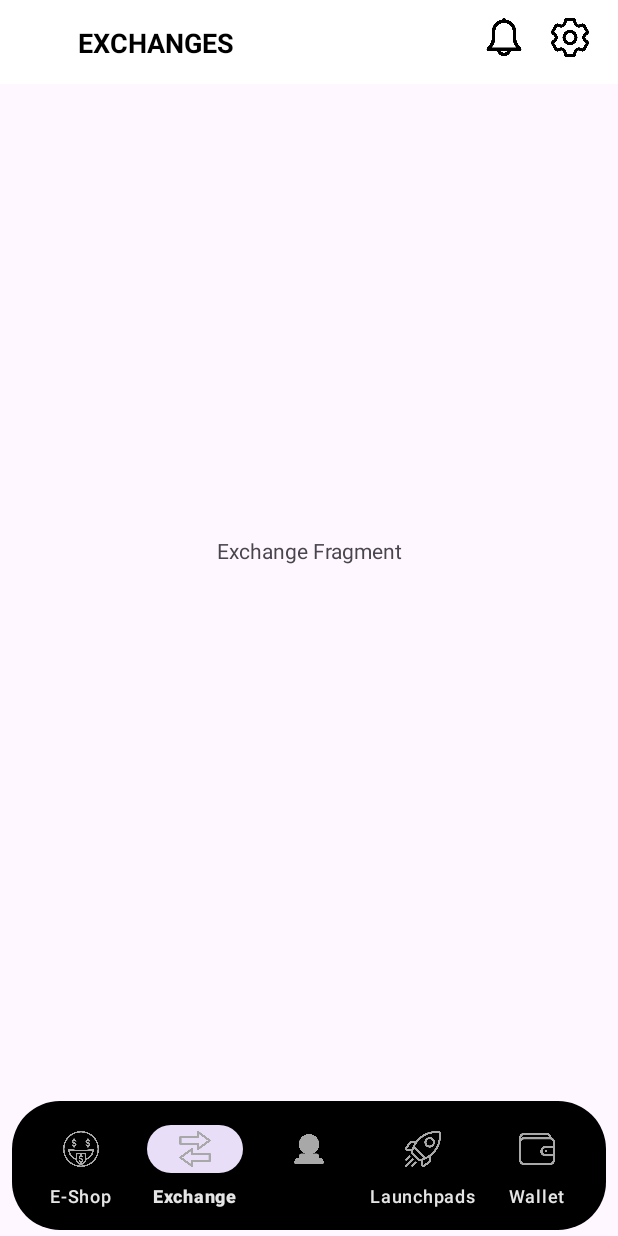
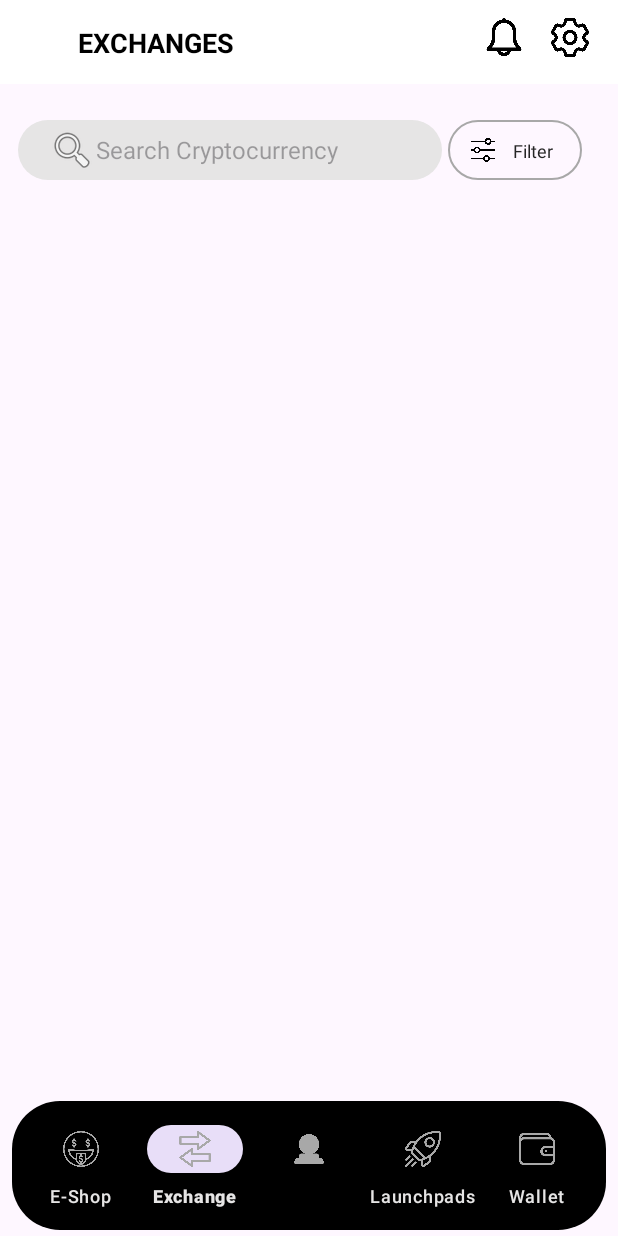
Before and after one commit to Ruhi22/GweilandTask, an Android app: the screen it shows after launch (MainActivity), item 2 of the bottom bar chosen, on a phone screen of 412 x 824 dp. Run offline under Robolectric (Android 15) with nearby library versions, the phone set to English and light mode, and no system bars.

Commit message:
Gweiland Task Exchange Fragment: Search and Filter elements added

```diff
--- /dev/null
+++ b/app/src/main/res/drawable/round_border.xml
@@ -0,0 +1,5 @@
+<?xml version="1.0" encoding="utf-8"?>
+<shape xmlns:android="http://schemas.android.com/apk/res/android">
+    <stroke android:color="@color/colorGrayLight" android:width="1dp"/>
+    <corners android:radius="20dp"/>
+</shape>
--- /dev/null
+++ b/app/src/main/res/drawable/round_fill_border.xml
@@ -0,0 +1,5 @@
+<?xml version="1.0" encoding="utf-8"?>
+<shape xmlns:android="http://schemas.android.com/apk/res/android">
+    <solid android:color="@color/colorGrayVeryLight"/>
+    <corners android:radius="20dp"/>
+</shape>
--- a/app/src/main/res/layout/fragment_exchange.xml
+++ b/app/src/main/res/layout/fragment_exchange.xml
@@ -3,13 +3,66 @@
     xmlns:tools="http://schemas.android.com/tools"
     android:layout_width="match_parent"
     android:layout_height="match_parent"
+    xmlns:app="http://schemas.android.com/apk/res-auto"
     tools:context=".fragments.ExchangeFragment">
 
     <!-- TODO: Update blank fragment layout -->
-    <TextView
+    <!--<TextView
         android:layout_width="match_parent"
         android:layout_height="match_parent"
         android:gravity="center"
-        android:text="@string/exchange_fragment" />
+        android:text="@string/exchange_fragment" />-->
+
+    <LinearLayout
+        android:layout_width="match_parent"
+        android:layout_height="wrap_content"
+        android:orientation="horizontal"
+        android:layout_marginTop="80dp"
+        android:layout_marginLeft="12dp"
+        android:layout_marginRight="12dp"
+        android:weightSum="1">
+
+        <EditText
+            android:layout_width="264dp"
+            android:layout_height="40dp"
+            android:paddingStart="20dp"
+            android:textSize="16sp"
+            android:hint="@string/search_cryptocurrency"
+            android:background="@drawable/round_fill_border"
+            android:drawableStart="@android:drawable/ic_menu_search"
+            android:layout_weight="0.5"/>
+
+        <LinearLayout
+            android:layout_width="wrap_content"
+            android:layout_height="wrap_content"
+            android:orientation="horizontal"
+            android:padding="12dp"
+            android:layout_marginLeft="4dp"
+            android:background="@drawable/round_border"
+            android:layout_weight="0.2">
+
+            <ImageView
+                android:id="@+id/image_view"
+                android:layout_width="wrap_content"
+                android:layout_height="wrap_content"
+                android:adjustViewBounds="true"
+                android:maxWidth="16dp"
+                android:maxHeight="16dp"
+                android:scaleType="fitCenter"
+                android:layout_marginLeft="3dp"
+                android:src="@drawable/refine"
+                android:backgroundTint="@color/colorGrayVeryLight"/>
+
+            <TextView
+                android:layout_width="wrap_content"
+                android:layout_height="match_parent"
+                android:layout_marginStart="12dp"
+                android:textSize="12sp"
+                android:text="@string/filter"
+                android:textColor="@color/colorGray" />
+
+        </LinearLayout>
+
+    </LinearLayout>
 
 </FrameLayout>
--- a/app/src/main/res/values-night/themes.xml
+++ b/app/src/main/res/values-night/themes.xml
@@ -31,4 +31,17 @@
         <item name="android:scaleY">0.8</item>
     </style>
 
+    <style name="filter_border">
+        <item name="android:textStyle">bold</item>
+        <item name="android:fontFamily">@font/roboto</item>
+        <item name="android:textColor">@color/bnavIconText</item>
+        <item name="android:textSize">12sp</item>
+        <item name="android:paddingLeft">12dp</item>
+        <item name="android:paddingRight">12dp</item>
+        <item name="android:paddingTop">8dp</item>
+        <item name="android:paddingBottom">8dp</item>
+        <item name="android:layout_marginRight">8dp</item>
+        <item name="android:background">@drawable/round_border</item>
+    </style>
+
 </resources>
--- a/app/src/main/res/values/strings.xml
+++ b/app/src/main/res/values/strings.xml
@@ -7,5 +7,7 @@
     <string name="exchange_fragment">Exchange Fragment</string>
     <string name="launch_pads_fragment">Launch Pads Fragment</string>
     <string name="wallet_fragment">Wallet Fragment</string>
+    <string name="filter">Filter</string>
+    <string name="search_cryptocurrency">Search Cryptocurrency</string>
 
 </resources>
--- a/app/src/main/res/values/themes.xml
+++ b/app/src/main/res/values/themes.xml
@@ -32,4 +32,17 @@
         <item name="android:scaleX">0.8</item>
         <item name="android:scaleY">0.8</item>
     </style>
+
+    <style name="filter_border">
+        <item name="android:textStyle">bold</item>
+        <item name="android:fontFamily">@font/roboto</item>
+        <item name="android:textColor">@color/bnavIconText</item>
+        <item name="android:textSize">12sp</item>
+        <item name="android:paddingLeft">12dp</item>
+        <item name="android:paddingRight">12dp</item>
+        <item name="android:paddingTop">8dp</item>
+        <item name="android:paddingBottom">8dp</item>
+        <item name="android:layout_marginRight">8dp</item>
+        <item name="android:background">@drawable/round_border</item>
+    </style>
 </resources>
```
Also changed, not shown: app/src/main/res/drawable/filter.png (added), app/src/main/res/drawable/refine.png (added), app/src/main/res/font/roboto.ttf (added).
